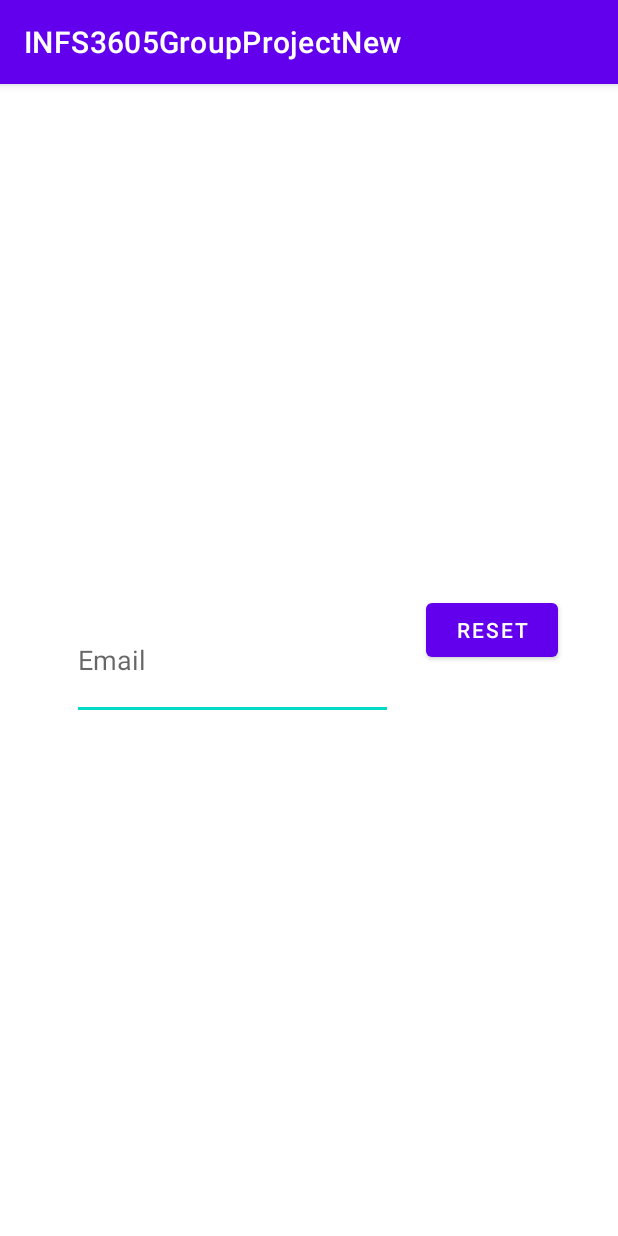
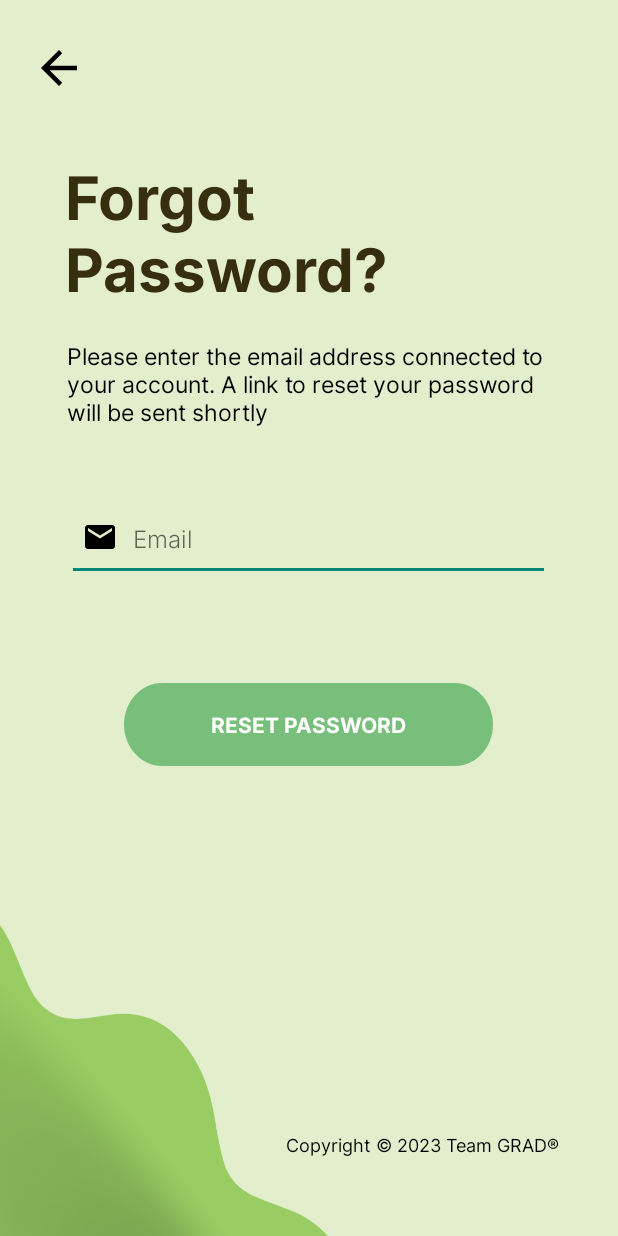
Before and after one commit to austinlau1/INFS3605GroupProjectNew, an Android app: the ForgotPassword screen opened directly, with no data from a screen before it, on a phone screen of 412 x 824 dp. Run offline under Robolectric (Android 15) with nearby library versions, the phone set to English and light mode, and no system bars; our stand-ins replace Firebase (no records; nobody signed in at launch, a user with empty details on screens opened directly); 3 statements that could not run were skipped.

Commit message:
UI Design for Reset Password Page - Direct user to input email address and restore password
Updates: Welcoming Page design was modified (change background colour, change buttons colour)

Change Line 3 in theme.xml from Materialcomponents.DayNight.DarkActionBar to Theme.AppCombat.Light.NoActionBar to dynamically change colour of buttons

Font used for headings: Inter Bold
Font used for description text: Inter
Font used for both buttons: Inter

Colour used for heading:#372D0F
App Background color: E3EECD

Background was designed by Canva

```diff
--- /dev/null
+++ b/app/src/main/res/drawable/ic_baseline_email_24.xml
@@ -0,0 +1,5 @@
+<vector android:height="24dp" android:tint="#000000"
+    android:viewportHeight="24" android:viewportWidth="24"
+    android:width="24dp" xmlns:android="http://schemas.android.com/apk/res/android">
+    <path android:fillColor="@android:color/white" android:pathData="M20,4L4,4c-1.1,0 -1.99,0.9 -1.99,2L2,18c0,1.1 0.9,2 2,2h16c1.1,0 2,-0.9 2,-2L22,6c0,-1.1 -0.9,-2 -2,-2zM20,8l-8,5 -8,-5L4,6l8,5 8,-5v2z"/>
+</vector>
--- a/app/src/main/res/drawable/newbuttondesign.xml
+++ b/app/src/main/res/drawable/newbuttondesign.xml
@@ -39,18 +39,18 @@
                         >
 
                         <item
-                            android:color="#9FFFBA"
+                            android:color="@color/black"
                             android:offset="0"
                             />
 
                         <item
                             android:color="#00FEB0A4"
-                            android:offset="1"
+                            android:offset="0"
                             />
 
                         <item
-                            android:color="#001601"
-                            android:offset="1"
+                            android:color="#78BF7B"
+                            android:offset="0"
                             />
 
                     </gradient>
--- a/app/src/main/res/layout/forgotpassword_page.xml
+++ b/app/src/main/res/layout/forgotpassword_page.xml
@@ -3,27 +3,129 @@
     xmlns:app="http://schemas.android.com/apk/res-auto"
     xmlns:tools="http://schemas.android.com/tools"
     android:layout_width="match_parent"
-    android:layout_height="match_parent">
+    android:layout_height="match_parent"
+    android:background="@drawable/forgot_pw_bg"
+    tools:context=".ForgotPassword">
+
+
+    <TextView
+        android:id="@+id/welcome_text"
+        android:layout_width="323dp"
+        android:layout_height="124dp"
+        android:fontFamily="@font/inter_bold"
+
+        android:text="Forgot Password?"
+        android:textAlignment="textStart"
+        android:textColor="#372D0F"
+        android:textSize="40sp"
+        android:textStyle="bold"
+        app:layout_constraintBottom_toBottomOf="parent"
+        app:layout_constraintEnd_toEndOf="parent"
+        app:layout_constraintHorizontal_bias="0.488"
+        app:layout_constraintStart_toStartOf="parent"
+        app:layout_constraintTop_toTopOf="parent"
+        app:layout_constraintVertical_bias="0.146" />
+
+    <TextView
+        android:id="@+id/text_description"
+        android:layout_width="324dp"
+        android:layout_height="71dp"
+        android:layout_marginBottom="416dp"
+        android:fontFamily="@font/inter"
+        android:text="@string/forgot_pw_text"
+        android:textAlignment="textStart"
+        android:textColor="@color/black"
+        android:textSize="15sp"
+        app:layout_constraintBottom_toBottomOf="parent"
+        app:layout_constraintEnd_toEndOf="parent"
+        app:layout_constraintHorizontal_bias="0.505"
+        app:layout_constraintStart_toStartOf="parent"
+        app:layout_constraintTop_toBottomOf="@+id/welcome_text"
+        app:layout_constraintVertical_bias="0.0" />
+
+    <EditText
+        android:id="@+id/email_reset_Input"
+        android:layout_width="322dp"
+        android:layout_height="58dp"
+        android:layout_marginTop="32dp"
+        android:layout_marginEnd="32dp"
+        android:drawableLeft="@drawable/ic_baseline_email_24"
+        android:drawablePadding="10dp"
+        android:ems="10"
+        android:fontFamily="@font/inter_light"
+        android:hint="Email"
+        android:inputType="textEmailAddress"
+        android:paddingLeft="10dp"
+        android:paddingTop="10dp"
+        android:paddingRight="10dp"
+        android:paddingBottom="10dp"
+        android:textSize="16sp"
+        app:layout_constraintBottom_toBottomOf="parent"
+        app:layout_constraintEnd_toEndOf="parent"
+        app:layout_constraintHorizontal_bias="0.0"
+        app:layout_constraintStart_toStartOf="@+id/text_description"
+        app:layout_constraintTop_toBottomOf="@+id/text_description"
+        app:layout_constraintVertical_bias="0.0" />
 
     <Button
-        android:id="@+id/reset_button"
+        android:id="@+id/btn_reset"
+        android:layout_width="246dp"
+        android:layout_height="55dp"
+        android:layout_alignParentTop="true"
+
+        android:background="@drawable/newbuttondesign"
+        android:clipToOutline="true"
+        android:fontFamily="@font/inter_bold"
+        android:text="RESET PASSWORD"
+        android:textAlignment="center"
+        android:textColor="#FFFFFF"
+        app:layout_constraintBottom_toBottomOf="parent"
+        app:layout_constraintEnd_toEndOf="parent"
+        app:layout_constraintHorizontal_bias="0.496"
+        app:layout_constraintStart_toStartOf="parent"
+        app:layout_constraintTop_toBottomOf="@+id/email_reset_Input"
+        app:layout_constraintVertical_bias="0.179" />
+
+    <ImageView
+        android:id="@+id/UNSW_icon"
+        android:layout_width="41dp"
+        android:layout_height="36dp"
+        android:src="@drawable/ic_baseline_arrow_back_24"
+        app:layout_constraintBottom_toBottomOf="parent"
+        app:layout_constraintEnd_toEndOf="parent"
+        app:layout_constraintHorizontal_bias="0.051"
+        app:layout_constraintStart_toStartOf="parent"
+        app:layout_constraintTop_toTopOf="parent"
+        app:layout_constraintVertical_bias="0.035" />
+
+    <TextView
+        android:id="@+id/text_ackdescription"
+        android:layout_width="312dp"
+        android:layout_height="69dp"
+        android:fontFamily="@font/inter"
+        android:text="@string/copyright_text"
+        android:textAlignment="textEnd"
+        android:textColor="@color/black"
+        android:textSize="12sp"
+        app:layout_constraintBottom_toBottomOf="parent"
+        app:layout_constraintEnd_toEndOf="parent"
+        app:layout_constraintHorizontal_bias="0.606"
+        app:layout_constraintStart_toStartOf="parent"
+        app:layout_constraintTop_toBottomOf="@+id/btn_reset"
+        app:layout_constraintVertical_bias="1.0" />
+
+    <ProgressBar
+        android:id="@+id/progressBar"
+        style="=?android:attr/progressBarStyleLarge"
         android:layout_width="wrap_content"
         android:layout_height="wrap_content"
-        android:layout_marginStart="284dp"
-        android:layout_marginTop="340dp"
-        android:text="Reset"
-        app:layout_constraintStart_toStartOf="parent"
-        app:layout_constraintTop_toTopOf="parent" />
-
-    <EditText
-        android:id="@+id/email_reset_ps"
-        android:layout_width="214dp"
-        android:layout_height="80dp"
-        android:layout_marginStart="48dp"
-        android:ems="10"
-        android:hint="Email"
-        android:inputType="textPersonName"
+        android:layout_centerInParent="true"
+        android:visibility="gone"
         app:layout_constraintBottom_toBottomOf="parent"
-        app:layout_constraintStart_toStartOf="parent"
-        app:layout_constraintTop_toTopOf="parent" />
+        app:layout_constraintHorizontal_bias="0.498"
+        app:layout_constraintLeft_toLeftOf="parent"
+        app:layout_constraintRight_toRightOf="parent"
+        app:layout_constraintTop_toTopOf="parent"
+        app:layout_constraintVertical_bias="0.59"
+        tools:ignore="MissingConstraints" />
 </androidx.constraintlayout.widget.ConstraintLayout>
--- a/app/src/main/res/values-night/themes.xml
+++ b/app/src/main/res/values-night/themes.xml
@@ -1,6 +1,6 @@
 <resources xmlns:tools="http://schemas.android.com/tools">
     <!-- Base application theme. -->
-    <style name="Theme.INFS3605GroupProjectNew" parent="Theme.MaterialComponents.DayNight.DarkActionBar">
+    <style name="Theme.INFS3605GroupProjectNew" parent="Theme.AppCompat.Light.NoActionBar">
         <!-- Primary brand color. -->
         <item name="colorPrimary">@color/purple_200</item>
         <item name="colorPrimaryVariant">@color/purple_700</item>
--- a/app/src/main/res/values/strings.xml
+++ b/app/src/main/res/values/strings.xml
@@ -4,4 +4,6 @@
     <string name="hello_blank_fragment">Hello blank fragment</string>
     <string name="app_ackdes">UNSW acknowledges the Bidjigal (Kensington campus) and Gadigal (City campus) the traditional custodians of the lands where each campus is located </string>
     <string name="welcome_text">Welcome to Bush Tucker Trail! </string>
+    <string name="copyright_text">Copyright © 2023 Team GRAD® </string>
+    <string name="forgot_pw_text">Please enter the email address connected to your account. A link to reset your password will be sent shortly</string>
 </resources>
--- a/app/src/main/res/values/themes.xml
+++ b/app/src/main/res/values/themes.xml
@@ -1,8 +1,8 @@
 <resources xmlns:tools="http://schemas.android.com/tools">
     <!-- Base application theme. -->
-    <style name="Theme.INFS3605GroupProjectNew" parent="Theme.MaterialComponents.DayNight.DarkActionBar">
+    <style name="Theme.INFS3605GroupProjectNew" parent="Theme.AppCompat.Light.NoActionBar">
         <!-- Primary brand color. -->
-        <item name="colorPrimary">@color/purple_500</item>
+        <item name="colorPrimary">@color/green6</item>
         <item name="colorPrimaryVariant">@color/purple_700</item>
         <item name="colorOnPrimary">@color/white</item>
         <!-- Secondary brand color. -->
```
Also changed, not shown: app/src/main/res/layout/welcome_page.xml (+54 -38 lines), app/src/main/res/drawable/forgot_pw_bg.png (added), app/src/main/res/drawable/welcome_page_noUNSW.png (added), app/src/main/res/drawable/welcome_page_updated.png (added).
